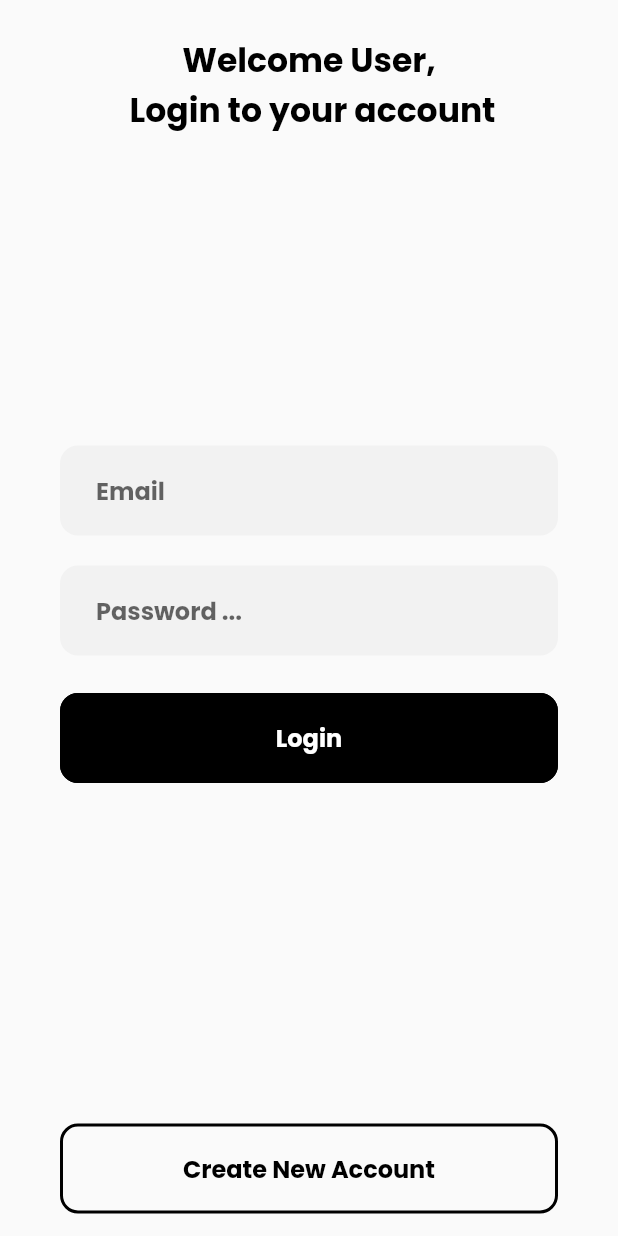
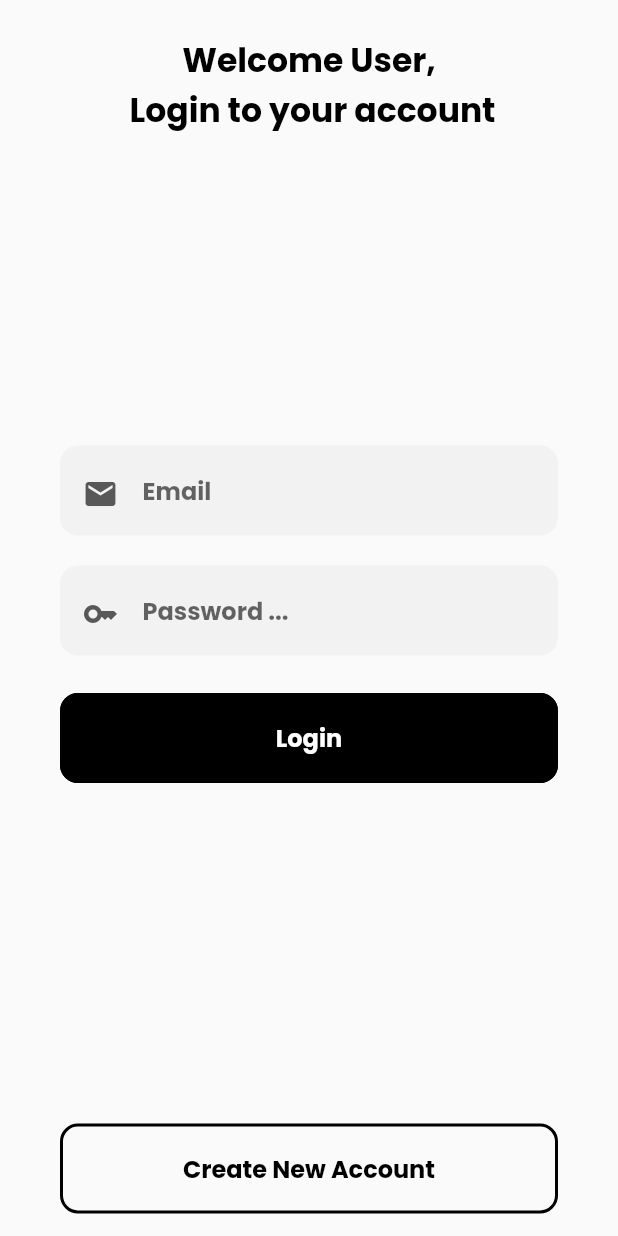
Before and after one commit to Bilal001122/e_commerce_app, a Flutter app: the screen it shows after launch, on a phone screen of 412 x 824 dp. Run offline on Flutter 3.47's test engine with Material 2 defaults, Android fonts, the phone set to English and light mode, and no system bars; our stand-ins replace firebase_auth, firebase_core; missing offline and left inert: custom_line_indicator_bottom_navbar; accounts and stored records are empty.

Commit message:
login and register with the custom btmNavBar finished

```diff
--- a/lib/main.dart
+++ b/lib/main.dart
@@ -1,12 +1,13 @@
 import 'package:e_commerce_app/screens/home_screen.dart';
+import 'package:e_commerce_app/screens/nav_screen.dart';
 import 'package:e_commerce_app/screens/login_screen.dart';
 import 'package:e_commerce_app/screens/register_screen.dart';
-import 'package:e_commerce_app/screens/wrapper_screen.dart';
 import 'package:e_commerce_app/services/authentication.dart';
 import 'package:flutter/material.dart';
 import 'package:provider/provider.dart';
 import 'package:firebase_core/firebase_core.dart';
 import 'package:e_commerce_app/models/user.dart' as model_user;
+import 'package:firebase_auth/firebase_auth.dart';
 
 void main() async {
   WidgetsFlutterBinding.ensureInitialized();
@@ -29,17 +30,19 @@ class MyApp extends StatelessWidget {
         theme: ThemeData(
           fontFamily: 'Poppins',
         ),
-        initialRoute: '/wrapper',
+        initialRoute: '/login',
         routes: {
-          '/wrapper': (context) => WrapperScreen(),
-          '/login': (context) => LoginScreen(),
-          '/register': (context) => RegisterScreen(),
-          '/home': (context) => HomeScreen(),
+          '/login': (context) => LoginScreen(
+                key: PageStorageKey('login'),
+              ),
+          '/register': (context) => RegisterScreen(
+                key: PageStorageKey('register'),
+              ),
+          '/nav': (context) => NavScreen(
+                key: PageStorageKey('nav'),
+              ),
         },
       ),
     );
   }
 }
-// textTheme: GoogleFonts.poppinsTextTheme(
-//   Theme.of(context).textTheme,
-// ),
--- a/lib/screens/wrapper_screen.dart
+++ /dev/null
@@ -1,28 +0,0 @@
-import 'package:e_commerce_app/screens/home_screen.dart';
-import 'package:e_commerce_app/screens/login_screen.dart';
-import 'package:e_commerce_app/screens/register_screen.dart';
-import 'package:firebase_auth/firebase_auth.dart';
-import 'package:flutter/material.dart';
-import 'package:e_commerce_app/models/user.dart' as model_user;
-import 'package:provider/provider.dart';
-import '../services/authentication.dart';
-
-class WrapperScreen extends StatelessWidget {
-  const WrapperScreen({Key? key}) : super(key: key);
-
-  @override
-  Widget build(BuildContext context) {
-    return Scaffold(
-      body: StreamBuilder<User?>(
-        stream: FirebaseAuth.instance.authStateChanges(),
-        builder: (context, snapshot) {
-          if (snapshot.hasData) {
-            return HomeScreen();
-          } else {
-            return LoginScreen();
-          }
-        },
-      ),
-    );
-  }
-}
--- a/lib/widgets/custom_input.dart
+++ b/lib/widgets/custom_input.dart
@@ -8,6 +8,8 @@ class CustomInputField extends StatelessWidget {
   final FocusNode? focusNode;
   final void Function(String value) onChanged;
   final void Function(String value)? onSubmitted;
+  final IconData icon;
+
   const CustomInputField({
     Key? key,
     required this.hintText,
@@ -16,6 +18,7 @@ class CustomInputField extends StatelessWidget {
     this.onSubmitted,
     this.passwordStars = false,
     required this.textInputAction,
+    required this.icon,
   }) : super(key: key);
 
   @override
@@ -29,7 +32,17 @@ class CustomInputField extends StatelessWidget {
         color: Color(0xFFF2F2F2),
         borderRadius: BorderRadius.circular(12),
       ),
-      child: TextField(
+      child: Stack(
+        children: [
+          Positioned(
+            left: 15,
+            top: 20,
+            child: Icon(
+              icon,
+              color: Color(0xFF595858),
+            ),
+          ),
+          TextField(
             textInputAction: textInputAction,
             obscureText: passwordStars ? true : false,
             onSubmitted: onSubmitted,
@@ -38,9 +51,13 @@ class CustomInputField extends StatelessWidget {
             decoration: InputDecoration(
               border: InputBorder.none,
               hintText: hintText,
-          contentPadding: EdgeInsets.symmetric(horizontal: 24, vertical: 18),
+              contentPadding:
+                  //EdgeInsets.symmetric(horizontal: 24, vertical: 18),
+                  EdgeInsets.fromLTRB(55, 18, 24, 18),
             ),
             style: Constants.regularDarkText,
+          ),
+        ],
       ),
     );
   }
--- a/pubspec.yaml
+++ b/pubspec.yaml
@@ -38,6 +38,7 @@ dependencies:
   google_fonts: ^3.0.1
   firebase_auth: ^3.9.0
   provider: ^6.0.3
+  custom_line_indicator_bottom_navbar: ^0.0.8
 
 dev_dependencies:
   flutter_test:
```
Also changed, not shown: lib/screens/home_screen.dart (+11 -5 lines), lib/screens/log_out.dart (added, +19 -0 lines), lib/screens/login_screen.dart (+49 -25 lines), lib/screens/nav_screen.dart (added, +137 -0 lines), lib/screens/register_screen.dart (+46 -18 lines), lib/screens/saved_screen.dart (added, +19 -0 lines), lib/screens/search_screen.dart (added, +19 -0 lines), lib/services/authentication.dart (+19 -11 lines), pubspec.lock, 3 other files. Lines whose indentation alone changed are shown as unchanged.
